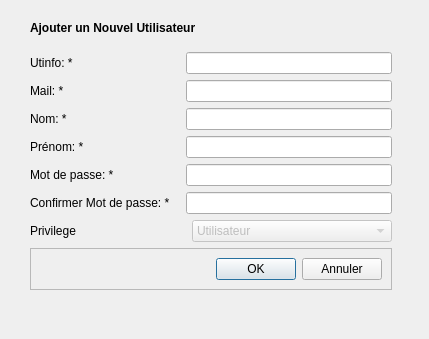
This is popups/popupaddusers.ui in diluxe01/Micro_Brico as Qt 5 draws it before an edit. The edited form follows.
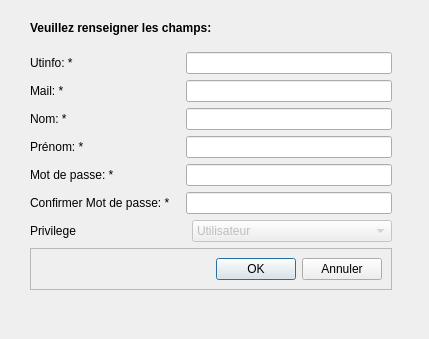
This is the edited form.

Patch:
```diff
--- a/popups/popupaddusers.ui
+++ b/popups/popupaddusers.ui
@@ -31,7 +31,7 @@
        </font>
       </property>
       <property name="text">
-       <string>Ajouter un Nouvel Utilisateur</string>
+       <string>Veuillez renseigner les champs:</string>
       </property>
      </widget>
     </item>
```
